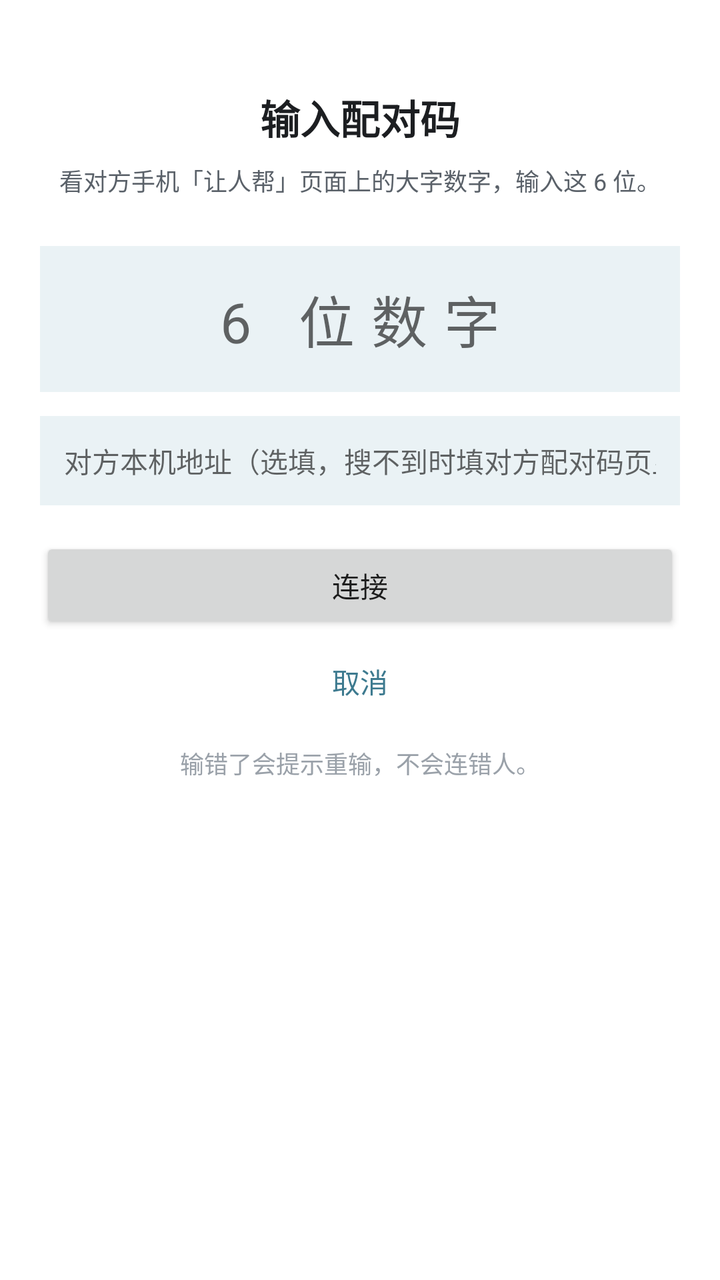
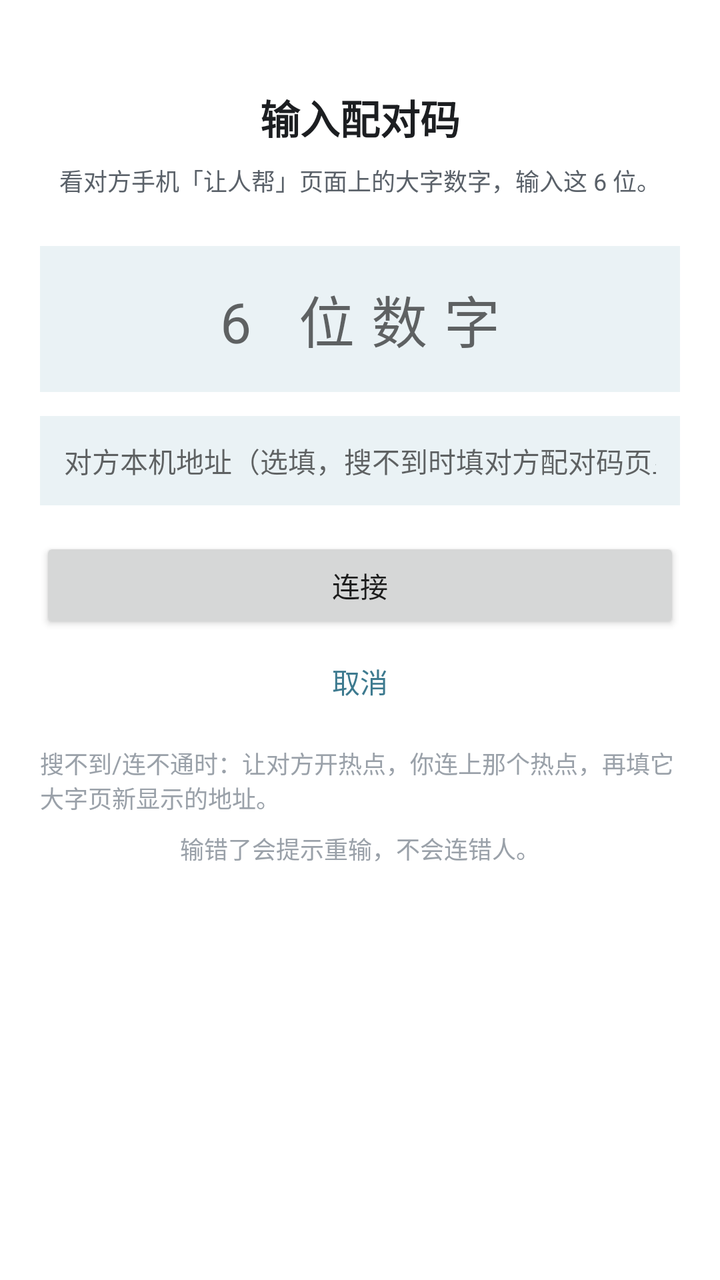

Before-and-after screenshots of an Android layout around one commit, followed by the original layout XML and the change that was made.
<!-- AndroidManifest.xml: application theme Theme.TaoLink -->
<!-- res/layout/activity_pair_input.xml -->
<?xml version="1.0" encoding="utf-8"?>
<LinearLayout xmlns:android="http://schemas.android.com/apk/res/android"
    android:layout_width="match_parent"
    android:layout_height="match_parent"
    android:background="@color/brand_bg"
    android:gravity="center_horizontal"
    android:orientation="vertical"
    android:padding="20dp">

    <TextView
        android:layout_width="wrap_content"
        android:layout_height="wrap_content"
        android:layout_marginTop="24dp"
        android:text="@string/pair_input_title"
        android:textColor="@color/brand_text"
        android:textSize="20sp"
        android:textStyle="bold" />

    <TextView
        android:layout_width="wrap_content"
        android:layout_height="wrap_content"
        android:layout_marginTop="8dp"
        android:text="@string/pair_input_aux"
        android:textColor="@color/brand_text_sub"
        android:textSize="12sp" />

    <EditText
        android:id="@+id/pair_code_input"
        android:layout_width="match_parent"
        android:layout_height="wrap_content"
        android:layout_marginTop="24dp"
        android:background="@color/brand_card_soft"
        android:gravity="center"
        android:hint="@string/pair_input_code_hint"
        android:inputType="number"
        android:letterSpacing="0.3"
        android:maxLength="6"
        android:padding="16dp"
        android:textColor="@color/brand_text"
        android:textSize="28sp" />

    <EditText
        android:id="@+id/pair_input_ip"
        android:layout_width="match_parent"
        android:layout_height="wrap_content"
        android:layout_marginTop="12dp"
        android:background="@color/brand_card_soft"
        android:gravity="center"
        android:hint="@string/pair_input_ip_hint"
        android:inputType="text"
        android:padding="12dp"
        android:textColor="@color/brand_text"
        android:textSize="14sp" />

    <Button
        android:id="@+id/btn_connect_submit"
        android:layout_width="match_parent"
        android:layout_height="wrap_content"
        android:layout_marginTop="16dp"
        android:text="@string/pair_input_connect" />

    <Button
        android:id="@+id/btn_connect_cancel"
        style="@style/Widget.AppCompat.Button.ButtonBar.AlertDialog"
        android:layout_width="wrap_content"
        android:layout_height="wrap_content"
        android:text="@string/pair_input_cancel" />

    <TextView
        android:layout_width="wrap_content"
        android:layout_height="wrap_content"
        android:layout_marginTop="8dp"
        android:text="@string/pair_input_aux2"
        android:textColor="@color/gl_ink3"
        android:textSize="12sp" />
</LinearLayout>
<!-- resources referenced by this layout -->
<resources>
  <color name="brand_bg">#FFFFFF</color>
  <color name="brand_card_soft">#EAF2F5</color>
  <color name="brand_text">#1C1E21</color>
  <color name="brand_text_sub">#5A6169</color>
  <color name="gl_ink3">#9AA1A9</color>
  <string name="pair_input_aux">看对方手机「让人帮」页面上的大字数字，输入这 6 位。</string>
  <string name="pair_input_aux2">输错了会提示重输，不会连错人。</string>
  <string name="pair_input_cancel">取消</string>
  <string name="pair_input_code_hint">6 位数字</string>
  <string name="pair_input_connect">连接</string>
  <string name="pair_input_ip_hint">对方本机地址（选填，搜不到时填对方配对码页显示的地址）</string>
  <string name="pair_input_title">输入配对码</string>
  <style name="Theme.TaoLink" parent="Theme.AppCompat.Light.NoActionBar">
          <item name="android:windowBackground">@color/brand_bg</item>
          <item name="android:statusBarColor">@color/brand_bg</item>
          <item name="android:windowLightStatusBar">true</item>
          <item name="colorPrimary">@color/brand_accent</item>
          <item name="colorAccent">@color/brand_accent</item>
          <item name="android:windowOptOutEdgeToEdgeEnforcement" tools:targetApi="35">true</item>
          
          <item name="android:fitsSystemWindows">true</item>
      </style>
  <color name="brand_accent">#3D7A8F</color>
</resources>

<!-- the commit's change to res/layout/activity_pair_input.xml (unified diff, before → after) -->
@@ -70,6 +70,14 @@
         android:layout_width="wrap_content"
         android:layout_height="wrap_content"
         android:layout_marginTop="8dp"
+        android:text="@string/pair_input_hotspot_hint"
+        android:textColor="@color/gl_ink3"
+        android:textSize="12sp" />
+
+    <TextView
+        android:layout_width="wrap_content"
+        android:layout_height="wrap_content"
+        android:layout_marginTop="8dp"
         android:text="@string/pair_input_aux2"
         android:textColor="@color/gl_ink3"
         android:textSize="12sp" />
<!-- resource entries referenced after the edit -->
@@ -10,6 +10,7 @@
   <string name="pair_input_cancel">取消</string>
   <string name="pair_input_code_hint">6 位数字</string>
   <string name="pair_input_connect">连接</string>
+  <string name="pair_input_hotspot_hint">搜不到/连不通时：让对方开热点，你连上那个热点，再填它大字页新显示的地址。</string>
   <string name="pair_input_ip_hint">对方本机地址（选填，搜不到时填对方配对码页显示的地址）</string>
   <string name="pair_input_title">输入配对码</string>
   <style name="Theme.TaoLink" parent="Theme.AppCompat.Light.NoActionBar">
